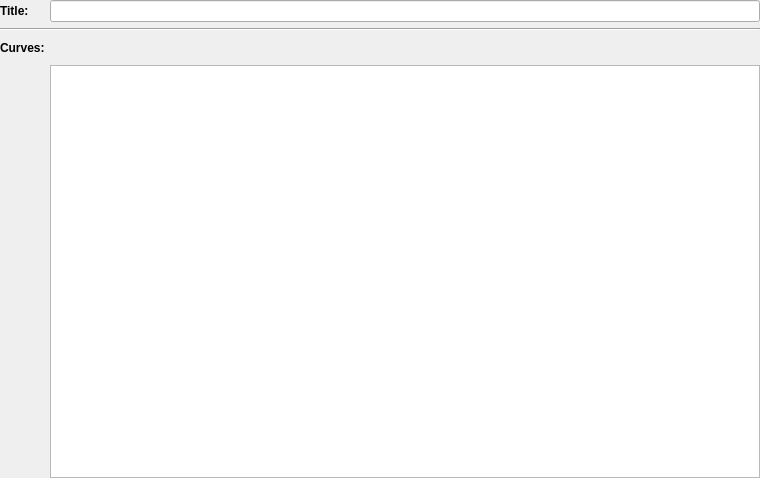
Old version of the form rqt_multiplot/src/PlotConfigWidget.ui in the repository ANYbotics/rqt_multiplot_plugin.
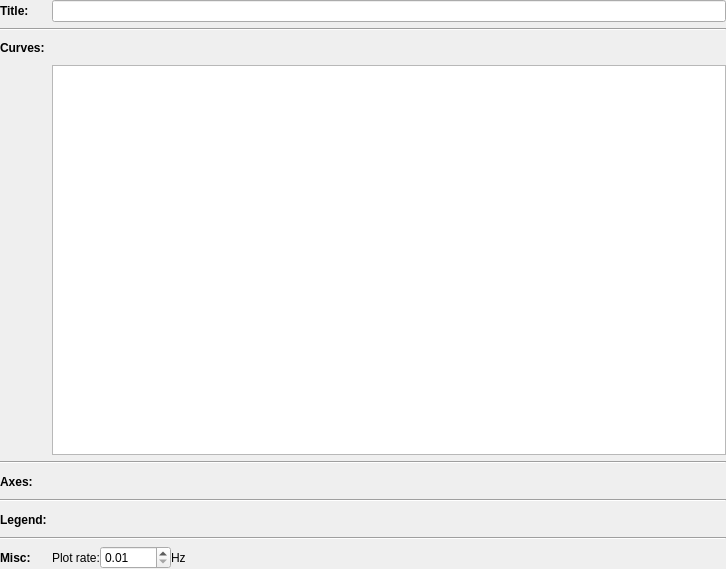
New version of the form. Icons and pictures are not drawn. Custom widgets are drawn as their Qt base class.

Commit message: Added axis titles and legend

The edit to the form file:
```diff
--- a/rqt_multiplot/src/PlotConfigWidget.ui
+++ b/rqt_multiplot/src/PlotConfigWidget.ui
@@ -6,14 +6,14 @@
    <rect>
     <x>0</x>
     <y>0</y>
-    <width>760</width>
-    <height>478</height>
+    <width>726</width>
+    <height>569</height>
    </rect>
   </property>
   <property name="windowTitle">
    <string>Form</string>
   </property>
-  <layout class="QGridLayout" name="gridLayout" columnstretch="0,0,0,0,0,0">
+  <layout class="QGridLayout" name="gridLayout" columnstretch="0,0">
    <property name="horizontalSpacing">
     <number>5</number>
    </property>
@@ -23,40 +23,12 @@
    <property name="margin">
     <number>0</number>
    </property>
-   <item row="2" column="0">
-    <widget class="QLabel" name="label_2">
-     <property name="minimumSize">
-      <size>
-       <width>0</width>
-       <height>0</height>
-      </size>
-     </property>
-     <property name="font">
-      <font>
-       <weight>75</weight>
-       <bold>true</bold>
-      </font>
-     </property>
-     <property name="text">
-      <string>Curves:</string>
-     </property>
-    </widget>
-   </item>
-   <item row="2" column="1">
-    <spacer name="horizontalSpacer">
+   <item row="8" column="0" colspan="2">
+    <widget class="Line" name="line_3">
      <property name="orientation">
       <enum>Qt::Horizontal</enum>
      </property>
-     <property name="sizeType">
-      <enum>QSizePolicy::Expanding</enum>
-     </property>
-     <property name="sizeHint" stdset="0">
-      <size>
-       <width>40</width>
-       <height>20</height>
-      </size>
-     </property>
-    </spacer>
+    </widget>
    </item>
    <item row="0" column="0">
     <widget class="QLabel" name="label">
@@ -71,6 +43,32 @@
      </property>
     </widget>
    </item>
+   <item row="5" column="0">
+    <widget class="QLabel" name="label_7">
+     <property name="minimumSize">
+      <size>
+       <width>0</width>
+       <height>23</height>
+      </size>
+     </property>
+     <property name="font">
+      <font>
+       <weight>75</weight>
+       <bold>true</bold>
+      </font>
+     </property>
+     <property name="text">
+      <string>Axes:</string>
+     </property>
+    </widget>
+   </item>
+   <item row="4" column="0" colspan="2">
+    <widget class="Line" name="line_2">
+     <property name="orientation">
+      <enum>Qt::Horizontal</enum>
+     </property>
+    </widget>
+   </item>
    <item row="3" column="0">
     <spacer name="verticalSpacer">
      <property name="orientation">
@@ -84,13 +82,29 @@
      </property>
     </spacer>
    </item>
-   <item row="2" column="2">
+   <item row="2" column="1">
     <layout class="QHBoxLayout" name="horizontalLayout">
      <property name="spacing">
       <number>0</number>
      </property>
      <item>
-      <widget class="QPushButton" name="pushButtonAdd">
+      <spacer name="horizontalSpacer">
+       <property name="orientation">
+        <enum>Qt::Horizontal</enum>
+       </property>
+       <property name="sizeType">
+        <enum>QSizePolicy::Expanding</enum>
+       </property>
+       <property name="sizeHint" stdset="0">
+        <size>
+         <width>40</width>
+         <height>20</height>
+        </size>
+       </property>
+      </spacer>
+     </item>
+     <item>
+      <widget class="QPushButton" name="pushButtonAddCurve">
        <property name="minimumSize">
         <size>
          <width>22</width>
@@ -205,7 +219,119 @@
      </item>
     </layout>
    </item>
-   <item row="0" column="1" colspan="2">
+   <item row="9" column="0">
+    <widget class="QLabel" name="label_4">
+     <property name="font">
+      <font>
+       <weight>75</weight>
+       <bold>true</bold>
+      </font>
+     </property>
+     <property name="text">
+      <string>Misc:</string>
+     </property>
+    </widget>
+   </item>
+   <item row="2" column="0">
+    <widget class="QLabel" name="label_2">
+     <property name="minimumSize">
+      <size>
+       <width>0</width>
+       <height>0</height>
+      </size>
+     </property>
+     <property name="font">
+      <font>
+       <weight>75</weight>
+       <bold>true</bold>
+      </font>
+     </property>
+     <property name="text">
+      <string>Curves:</string>
+     </property>
+    </widget>
+   </item>
+   <item row="7" column="0">
+    <widget class="QLabel" name="label_3">
+     <property name="minimumSize">
+      <size>
+       <width>0</width>
+       <height>23</height>
+      </size>
+     </property>
+     <property name="font">
+      <font>
+       <weight>75</weight>
+       <bold>true</bold>
+      </font>
+     </property>
+     <property name="text">
+      <string>Legend:</string>
+     </property>
+    </widget>
+   </item>
+   <item row="1" column="0" colspan="2">
+    <widget class="Line" name="line">
+     <property name="orientation">
+      <enum>Qt::Horizontal</enum>
+     </property>
+    </widget>
+   </item>
+   <item row="9" column="1">
+    <layout class="QHBoxLayout" name="horizontalLayout_2">
+     <item>
+      <widget class="QLabel" name="label_5">
+       <property name="text">
+        <string>Plot rate:</string>
+       </property>
+      </widget>
+     </item>
+     <item>
+      <widget class="QDoubleSpinBox" name="doubleSpinBoxPlotRate">
+       <property name="toolTip">
+        <string>Limit rate of replot operations in [Hz]</string>
+       </property>
+       <property name="minimum">
+        <double>0.010000000000000</double>
+       </property>
+       <property name="maximum">
+        <double>9999.989999999999782</double>
+       </property>
+      </widget>
+     </item>
+     <item>
+      <widget class="QLabel" name="label_6">
+       <property name="text">
+        <string>Hz</string>
+       </property>
+      </widget>
+     </item>
+     <item>
+      <spacer name="horizontalSpacer_2">
+       <property name="orientation">
+        <enum>Qt::Horizontal</enum>
+       </property>
+       <property name="sizeHint" stdset="0">
+        <size>
+         <width>40</width>
+         <height>20</height>
+        </size>
+       </property>
+      </spacer>
+     </item>
+    </layout>
+   </item>
+   <item row="3" column="1">
+    <widget class="rqt_multiplot::CurveListWidget" name="curveListWidget">
+     <property name="resizeMode">
+      <enum>QListView::Fixed</enum>
+     </property>
+     <property name="spacing">
+      <number>0</number>
+     </property>
+    </widget>
+   </item>
+   <item row="0" column="1">
     <widget class="QLineEdit" name="lineEditTitle">
      <property name="sizePolicy">
       <sizepolicy hsizetype="MinimumExpanding" vsizetype="Fixed">
@@ -215,22 +341,18 @@
      </property>
     </widget>
    </item>
-   <item row="1" column="0" colspan="3">
-    <widget class="Line" name="line">
+   <item row="6" column="0" colspan="2">
+    <widget class="Line" name="line_4">
      <property name="orientation">
       <enum>Qt::Horizontal</enum>
      </property>
     </widget>
    </item>
-   <item row="3" column="1" colspan="2">
-    <widget class="rqt_multiplot::CurveListWidget" name="listWidgetCurves">
-     <property name="resizeMode">
-      <enum>QListView::Fixed</enum>
-     </property>
-     <property name="spacing">
-      <number>0</number>
-     </property>
-    </widget>
+   <item row="7" column="1">
+    <widget class="rqt_multiplot::PlotLegendConfigWidget" name="legendConfigWidget" native="true"/>
+   </item>
+   <item row="5" column="1">
+    <widget class="rqt_multiplot::PlotAxesConfigWidget" name="axesConfigWidget" native="true"/>
    </item>
   </layout>
  </widget>
@@ -240,6 +362,18 @@
    <extends>QListWidget</extends>
    <header location="global">rqt_multiplot/CurveListWidget.h</header>
   </customwidget>
+  <customwidget>
+   <class>rqt_multiplot::PlotLegendConfigWidget</class>
+   <extends>QWidget</extends>
+   <header location="global">rqt_multiplot/PlotLegendConfigWidget.h</header>
+   <container>1</container>
+  </customwidget>
+  <customwidget>
+   <class>rqt_multiplot::PlotAxesConfigWidget</class>
+   <extends>QWidget</extends>
+   <header location="global">rqt_multiplot/PlotAxesConfigWidget.h</header>
+   <container>1</container>
+  </customwidget>
  </customwidgets>
  <resources/>
  <connections/>
```
Left out of the diff: 4 changed lines with no effect on the pictures. The commit also changes 34 other files.
